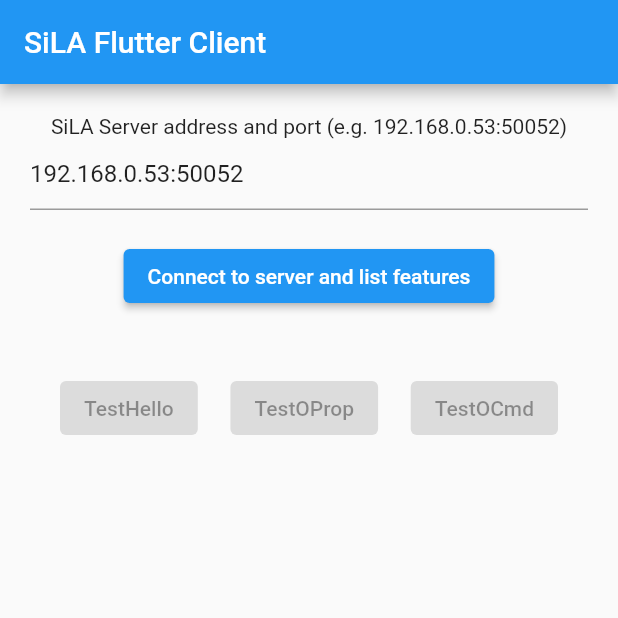
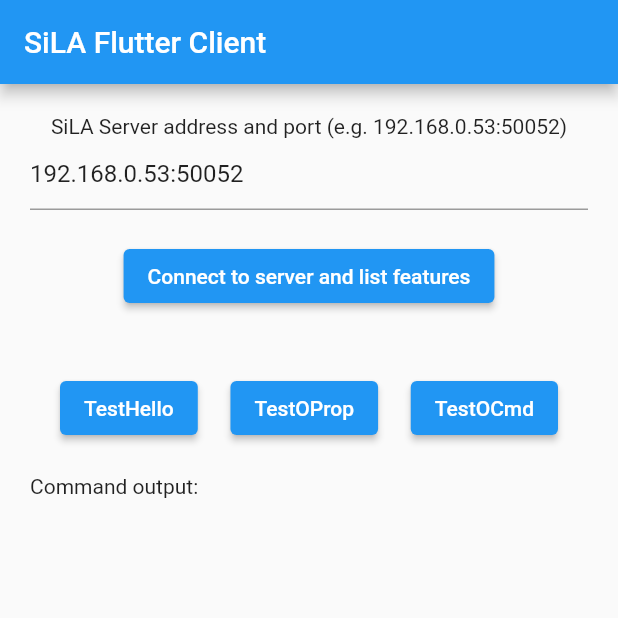
Before and after one commit to applied-scientific-technologies/SiLA_Generic_Client, a Flutter app: the screen it shows after launch, after a tap on "Connect to server and list features", on a phone screen of 412 x 824 dp, the top half of it. Run offline on Flutter 3.47's test engine with Material 2 defaults, Android fonts, the phone set to English and light mode, and no system bars; our stand-ins replace fixnum; missing offline and left inert: binary, grpc, protobuf; statements that could not run were skipped.

Commit message:
Minor updates to output

```diff
--- a/sila_client/lib/homePage.dart
+++ b/sila_client/lib/homePage.dart
@@ -1,4 +1,5 @@
 import 'package:flutter/material.dart';
+import 'package:grpc/grpc.dart';
 import 'package:sila_client/silaClient.dart';
 import 'package:fixnum/fixnum.dart';
 import 'package:sila_client/SiLA/SiLAFramework.pb.dart' as sila;
@@ -43,13 +44,16 @@
                         child: ElevatedButton(
                             child: Text('Connect to server and list features'),
                             onPressed: () async {
+                              setState(() {
+                                outputText = '';
+                                features = [];
+                              });
                               var ip = tfc.text.split(':')[0];
                               var port = int.tryParse(tfc.text.split(':')[1]);
 
                               if (ip != null && port != null) {
                                 try {
-                                  _client =
-                                      SilaClient(ip, port, false);
+                                  _client = SilaClient(ip, port, true);
                                   await _client.connectToServer();
 
                                   setState(() {
@@ -69,21 +73,47 @@
                               }
                             }),
                       ),
-                    Padding(padding: const EdgeInsets.all(20.0),
-                      child: Row(children:
-                      [
-                       ElevatedButton(child: Text("TestHello"), onPressed: _client != null ? () async {await testHelloWorld(_client);} : null,),
-                       Spacer(),
-                       ElevatedButton(child: Text("TestOProp"),onPressed: _client != null ? () async {await testObsProperty(_client);} : null,),
-                       Spacer(),
-                       ElevatedButton(child: Text("TestOCmd"), onPressed: _client != null ? () async {await testObsCommand(_client);} : null,)
-                      ])),
+                      Padding(
+                          padding: const EdgeInsets.all(20.0),
+                          child: Row(children: [
+                            ElevatedButton(
+                              child: Text("TestHello"),
+                              onPressed: _client != null
+                                  ? () async {
+                                      await testHelloWorld(_client);
+                                    }
+                                  : null,
+                            ),
+                            Spacer(),
+                            ElevatedButton(
+                              child: Text("TestOProp"),
+                              onPressed: _client != null
+                                  ? () async {
+                                      await testObsProperty(_client);
+                                    }
+                                  : null,
+                            ),
+                            Spacer(),
+                            ElevatedButton(
+                              child: Text("TestOCmd"),
+                              onPressed: _client != null
+                                  ? () async {
+                                      await testObsCommand(_client);
+                                    }
+                                  : null,
+                            )
+                          ])),
+                      Row(
+                        mainAxisAlignment: MainAxisAlignment.start,
+                        children: [
+                          Text('Command output: $outputText'),
+                        ],
+                      )
                     ],
                   ),
                 )
               ]),
             ),
-
             SliverList(
               delegate: SliverChildBuilderDelegate((context, index) {
                 var feature = features[index];
@@ -138,23 +168,21 @@
     await Future.delayed(Duration(seconds: 10));
   }
 
-
-
   testObsCommand(_client) async {
     // Observable Command -> Python Observable Command Example
     var obs_command_uuid = await _client.callObsCommand(2, 0, [125.50, 250.50]);
 
     // Listen to Command
     var command_stream =
-    await _client.subscribeObsCommandInfo(2, 0, obs_command_uuid);
-    var intermediate_stream =
-    await _client.subscribeObsCommandIntermediateInfo(2, 0, obs_command_uuid);
+        await _client.subscribeObsCommandInfo(2, 0, obs_command_uuid);
+    var intermediate_stream = await _client.subscribeObsCommandIntermediateInfo(
+        2, 0, obs_command_uuid);
 
     command_stream.listen((execInfo) async {
       if (execInfo.commandStatus ==
           sila.ExecutionInfo_CommandStatus.finishedSuccessfully) {
         var command_result =
-        await _client.getObsCommandResult(2, 0, obs_command_uuid);
+            await _client.getObsCommandResult(2, 0, obs_command_uuid);
         print("Final Result - $command_result");
         setState(() {
           outputText = "$command_result";
```
